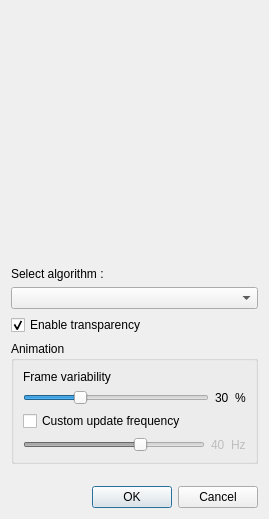
Above: src/AlgorithmSelectionDialog.ui from markus-wa/glmixer-mirror before the change. Below: the same form after it.
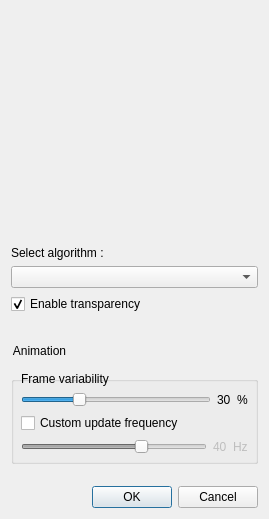
That is the form after the change. Icons and pictures are not drawn. Custom widgets are drawn as their Qt base class.

The edit to the form file:
```diff
--- a/src/AlgorithmSelectionDialog.ui
+++ b/src/AlgorithmSelectionDialog.ui
@@ -52,12 +52,6 @@
    </item>
    <item>
     <widget class="QCheckBox" name="ignoreAlphaCheckbox">
-     <property name="layoutDirection">
-      <enum>Qt::LeftToRight</enum>
-     </property>
-     <property name="styleSheet">
-      <string notr="true"/>
-     </property>
      <property name="text">
       <string>Enable transparency</string>
      </property>
@@ -69,17 +63,23 @@
    <item>
     <widget class="QGroupBox" name="groupBox">
      <property name="sizePolicy">
-      <sizepolicy hsizetype="Expanding" vsizetype="Maximum">
+      <sizepolicy hsizetype="Preferred" vsizetype="Maximum">
        <horstretch>0</horstretch>
        <verstretch>0</verstretch>
       </sizepolicy>
      </property>
+     <property name="styleSheet">
+      <string notr="true">QGroupBox {
+    margin-top: 42px;
+}
+QGroupBox::title {
+    margin-top: 24px;
+    subcontrol-origin: margin;
+}</string>
+     </property>
      <property name="title">
       <string>Animation</string>
      </property>
-     <property name="flat">
-      <bool>true</bool>
-     </property>
      <layout class="QVBoxLayout" name="verticalLayout2">
       <item>
        <widget class="QLabel" name="label_3">
```
